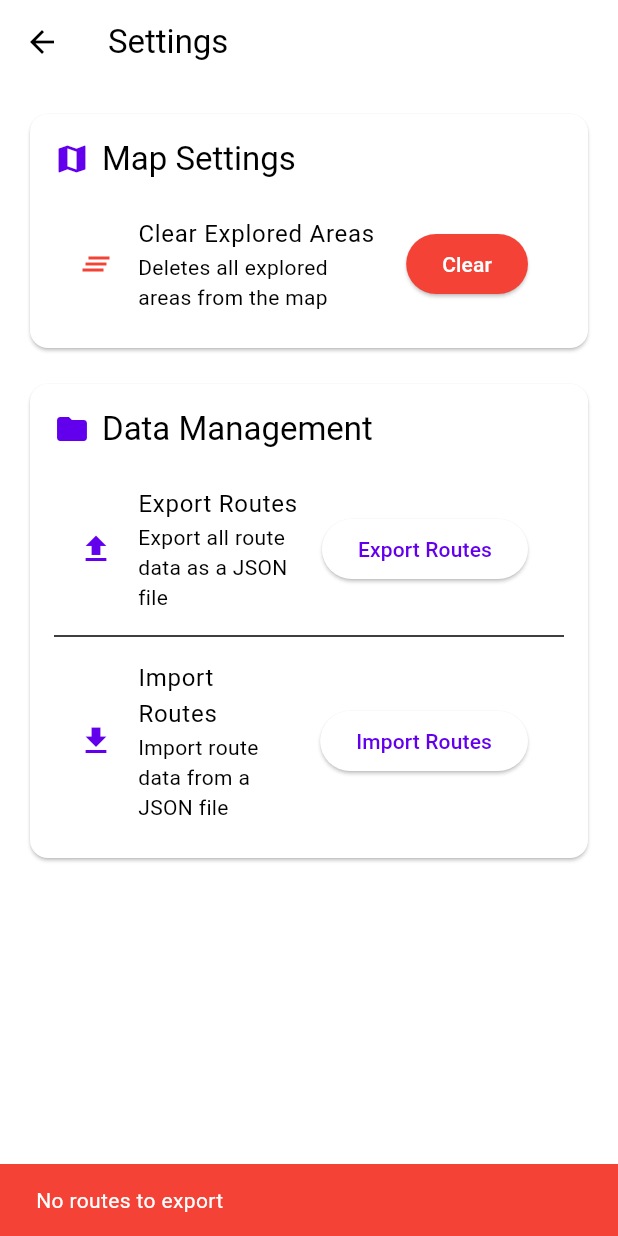
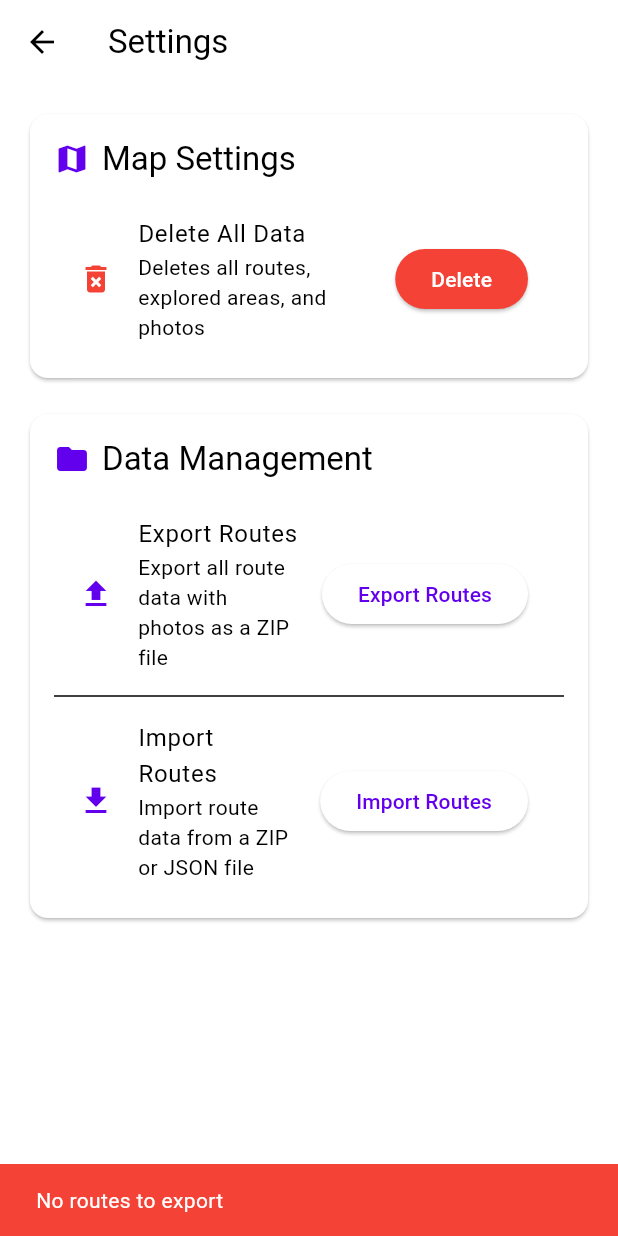
Before and after one commit to kargalar/world_fog, a Flutter app: the SettingsPage screen opened directly, after a tap on "Export Routes", on a phone screen of 412 x 824 dp. Run offline on Flutter 3.47's test engine with Material 3 defaults, Android fonts, the phone set to English and light mode, and no system bars; our stand-ins replace audioplayers, file_picker, fl_chart, flutter_local_notifications, geolocator, google_maps_flutter and 7 more; accounts and stored records are empty; statements that could not run were skipped.

Commit message:
import export with photo delete all

```diff
--- a/lib/pages/settings_page.dart
+++ b/lib/pages/settings_page.dart
@@ -1,9 +1,9 @@
 import 'package:flutter/material.dart';
 import 'package:flutter/services.dart';
-import 'package:shared_preferences/shared_preferences.dart';
 import '../utils/app_strings.dart';
 import '../utils/app_colors.dart';
 import '../services/route_service.dart';
+import '../services/storage_service.dart';
 // import '../viewmodels/auth_viewmodel.dart';
 
 class SettingsPage extends StatefulWidget {
@@ -155,29 +155,31 @@ class _SettingsPageState extends State<SettingsPage> {
     }
   }
 
-  Future<void> _clearExploredAreas() async {
+  Future<void> _deleteAllData() async {
     final confirmed = await showDialog<bool>(
       context: context,
       builder: (context) => AlertDialog(
-        title: const Text(AppStrings.clearExploredAreas),
-        content: const Text(AppStrings.confirmClearExploredAreas),
+        title: const Text(AppStrings.deleteAllData),
+        content: const Text(AppStrings.confirmDeleteAllData),
         actions: [
           TextButton(onPressed: () => Navigator.pop(context, false), child: const Text(AppStrings.cancel)),
           ElevatedButton(
             onPressed: () => Navigator.pop(context, true),
             style: ElevatedButton.styleFrom(backgroundColor: AppColors.red, foregroundColor: AppColors.white),
-            child: const Text(AppStrings.clear),
+            child: const Text(AppStrings.delete),
           ),
         ],
       ),
     );
 
     if (confirmed == true) {
-      final prefs = await SharedPreferences.getInstance();
-      await prefs.remove('explored_areas');
+      final storageService = StorageService();
+      await storageService.clearAllData();
       if (mounted) {
-        ScaffoldMessenger.of(context).showSnackBar(const SnackBar(content: Text(AppStrings.exploredAreasCleared), backgroundColor: AppColors.green));
+        ScaffoldMessenger.of(context).showSnackBar(const SnackBar(content: Text(AppStrings.allDataDeleted), backgroundColor: AppColors.green));
       }
+      // Uygulamayı kapat
+      SystemNavigator.pop();
     }
   }
 
@@ -229,13 +231,13 @@ class _SettingsPageState extends State<SettingsPage> {
                   ),
                   const SizedBox(height: 16),
                   ListTile(
-                    leading: const Icon(Icons.clear_all, color: AppColors.red),
-                    title: const Text(AppStrings.clearExploredAreas),
-                    subtitle: const Text(AppStrings.deleteAllExploredAreas),
+                    leading: const Icon(Icons.delete_forever, color: AppColors.red),
+                    title: const Text(AppStrings.deleteAllData),
+                    subtitle: const Text(AppStrings.deleteAllDataDescription),
                     trailing: ElevatedButton(
-                      onPressed: _clearExploredAreas,
+                      onPressed: _deleteAllData,
                       style: ElevatedButton.styleFrom(backgroundColor: AppColors.red, foregroundColor: AppColors.white),
-                      child: const Text(AppStrings.clear),
+                      child: const Text(AppStrings.delete),
                     ),
                   ),
                 ],
--- a/lib/services/route_service.dart
+++ b/lib/services/route_service.dart
@@ -4,6 +4,7 @@ import 'dart:io';
 import 'package:path_provider/path_provider.dart';
 import 'package:file_picker/file_picker.dart';
 import 'package:share_plus/share_plus.dart';
+import 'package:archive/archive.dart';
 import '../models/route_model.dart';
 
 class RouteService {
@@ -63,7 +64,7 @@ class RouteService {
     }
   }
 
-  /// Tüm rotaları JSON dosyası olarak dışa aktarır
+  /// Tüm rotaları ZIP dosyası olarak dışa aktarır (fotoğraflar dahil)
   static Future<String?> exportRoutes() async {
     try {
       final routes = await getSavedRoutes();
@@ -71,15 +72,66 @@ class RouteService {
         return null;
       }
 
-      final exportData = {'version': '1.0', 'exportDate': DateTime.now().toIso8601String(), 'routeCount': routes.length, 'routes': routes.map((route) => route.toJson()).toList()};
+      // Fotoğrafları topla ve yeniden adlandır
+      final Map<String, String> photoMapping = {}; // originalPath -> newName
+      int photoIndex = 0;
+
+      for (final route in routes) {
+        for (final waypoint in route.waypoints) {
+          if (waypoint.photoPath != null && waypoint.photoPath!.isNotEmpty) {
+            final file = File(waypoint.photoPath!);
+            if (await file.exists()) {
+              final extension = waypoint.photoPath!.split('.').last;
+              final newName = 'photos/photo_$photoIndex.$extension';
+              photoMapping[waypoint.photoPath!] = newName;
+              photoIndex++;
+            }
+          }
+        }
+      }
+
+      // Export verisi için rotaları hazırla (fotoğraf yollarını güncelle)
+      final exportRoutes = routes.map((route) {
+        final routeJson = route.toJson();
+        final updatedWaypoints = (routeJson['waypoints'] as List).map((w) {
+          final waypointMap = Map<String, dynamic>.from(w as Map<String, dynamic>);
+          if (waypointMap['photoPath'] != null && photoMapping.containsKey(waypointMap['photoPath'])) {
+            waypointMap['photoPath'] = photoMapping[waypointMap['photoPath']];
+          }
+          return waypointMap;
+        }).toList();
+        routeJson['waypoints'] = updatedWaypoints;
+        return routeJson;
+      }).toList();
+
+      final exportData = {'version': '1.1', 'exportDate': DateTime.now().toIso8601String(), 'routeCount': routes.length, 'photoCount': photoMapping.length, 'routes': exportRoutes};
 
       final jsonString = const JsonEncoder.withIndent('  ').convert(exportData);
+
+      // Archive oluştur
+      final archive = Archive();
+
+      // JSON dosyasını ekle
+      final jsonBytes = utf8.encode(jsonString);
+      archive.addFile(ArchiveFile('routes.json', jsonBytes.length, jsonBytes));
+
+      // Fotoğrafları ekle
+      for (final entry in photoMapping.entries) {
+        final file = File(entry.key);
+        if (await file.exists()) {
+          final bytes = await file.readAsBytes();
+          archive.addFile(ArchiveFile(entry.value, bytes.length, bytes));
+        }
+      }
+
+      // ZIP olarak encode et
+      final zipData = ZipEncoder().encode(archive);
 
       // Geçici dosya oluştur
       final directory = await getTemporaryDirectory();
       final timestamp = DateTime.now().millisecondsSinceEpoch;
-      final file = File('${directory.path}/worldfog_routes_$timestamp.json');
-      await file.writeAsString(jsonString);
+      final file = File('${directory.path}/worldfog_routes_$timestamp.zip');
+      await file.writeAsBytes(zipData);
 
       // Dosyayı paylaş
       await Share.shareXFiles([XFile(file.path)], subject: 'World Fog Routes Export');
@@ -90,18 +142,55 @@ class RouteService {
     }
   }
 
-  /// JSON dosyasından rotaları içe aktarır
+  /// ZIP veya JSON dosyasından rotaları içe aktarır
   static Future<ImportResult> importRoutes({bool replaceExisting = false}) async {
     try {
-      final result = await FilePicker.platform.pickFiles(type: FileType.custom, allowedExtensions: ['json']);
+      final result = await FilePicker.platform.pickFiles(type: FileType.custom, allowedExtensions: ['json', 'zip']);
 
       if (result == null || result.files.isEmpty) {
         return ImportResult(success: false, message: 'No file selected');
       }
 
-      final file = File(result.files.single.path!);
-      final jsonString = await file.readAsString();
-      final importData = jsonDecode(jsonString) as Map<String, dynamic>;
+      final filePath = result.files.single.path!;
+      final isZip = filePath.toLowerCase().endsWith('.zip');
+
+      Map<String, dynamic> importData;
+      Map<String, String> extractedPhotos = {}; // archivePath -> localPath
+
+      if (isZip) {
+        // ZIP dosyasını işle
+        final file = File(filePath);
+        final bytes = await file.readAsBytes();
+        final archive = ZipDecoder().decodeBytes(bytes);
+
+        // routes.json dosyasını bul
+        final jsonFile = archive.files.firstWhere((f) => f.name == 'routes.json', orElse: () => throw Exception('routes.json not found in archive'));
+
+        final jsonString = utf8.decode(jsonFile.content as List<int>);
+        importData = jsonDecode(jsonString) as Map<String, dynamic>;
+
+        // Fotoğrafları çıkar
+        final appDir = await getApplicationDocumentsDirectory();
+        final photosDir = Directory('${appDir.path}/imported_photos');
+        if (!await photosDir.exists()) {
+          await photosDir.create(recursive: true);
+        }
+
+        for (final archiveFile in archive.files) {
+          if (archiveFile.name.startsWith('photos/') && !archiveFile.isFile == false) {
+            final fileName = archiveFile.name.split('/').last;
+            final localPath = '${photosDir.path}/${DateTime.now().millisecondsSinceEpoch}_$fileName';
+            final outputFile = File(localPath);
+            await outputFile.writeAsBytes(archiveFile.content as List<int>);
+            extractedPhotos[archiveFile.name] = localPath;
+          }
+        }
+      } else {
+        // JSON dosyasını işle
+        final file = File(filePath);
+        final jsonString = await file.readAsString();
+        importData = jsonDecode(jsonString) as Map<String, dynamic>;
+      }
 
       // Versiyon kontrolü
       final version = importData['version'] as String?;
@@ -114,7 +203,23 @@ class RouteService {
         return ImportResult(success: false, message: 'No routes found in file');
       }
 
-      final importedRoutes = routesJson.map((json) => RouteModel.fromJson(json as Map<String, dynamic>)).toList();
+      // Fotoğraf yollarını güncelle
+      final updatedRoutesJson = routesJson.map((routeJson) {
+        final routeMap = Map<String, dynamic>.from(routeJson as Map<String, dynamic>);
+        if (routeMap['waypoints'] != null) {
+          final updatedWaypoints = (routeMap['waypoints'] as List).map((w) {
+            final waypointMap = Map<String, dynamic>.from(w as Map<String, dynamic>);
+            if (waypointMap['photoPath'] != null && extractedPhotos.containsKey(waypointMap['photoPath'])) {
+              waypointMap['photoPath'] = extractedPhotos[waypointMap['photoPath']];
+            }
+            return waypointMap;
+          }).toList();
+          routeMap['waypoints'] = updatedWaypoints;
+        }
+        return routeMap;
+      }).toList();
+
+      final importedRoutes = updatedRoutesJson.map((json) => RouteModel.fromJson(json)).toList();
 
       if (replaceExisting) {
         // Mevcut rotaları sil ve yenileri ekle
--- a/lib/utils/app_strings.dart
+++ b/lib/utils/app_strings.dart
@@ -94,10 +94,10 @@ class AppStrings {
   static const String exploredAreasVisibility = 'Visibility of Explored Areas';
   static const String exploredAreasVisibilityDescription = 'This setting determines how visible the explored areas are on the map. Lower values make the map appear clearer.';
   static const String mapSettings = 'Map Settings';
-  static const String clearExploredAreas = 'Clear Explored Areas';
-  static const String confirmClearExploredAreas = 'Are you sure you want to delete all explored areas? This action cannot be undone.';
-  static const String deleteAllExploredAreas = 'Deletes all explored areas from the map';
-  static const String exploredAreasCleared = 'Explored areas cleared';
+  static const String deleteAllData = 'Delete All Data';
+  static const String confirmDeleteAllData = 'Are you sure you want to delete all data including routes, explored areas, and photos? This action cannot be undone.';
+  static const String deleteAllDataDescription = 'Deletes all routes, explored areas, and photos';
+  static const String allDataDeleted = 'All data deleted';
   static const String appInfo = 'Application Information';
   static const String appNameLabel = 'Application Name';
   static const String versionLabel = 'Version';
@@ -178,9 +178,9 @@ class AppStrings {
   // Import/Export
   static const String dataManagement = 'Data Management';
   static const String exportRoutes = 'Export Routes';
-  static const String exportRoutesDescription = 'Export all route data as a JSON file';
+  static const String exportRoutesDescription = 'Export all route data with photos as a ZIP file';
   static const String importRoutes = 'Import Routes';
-  static const String importRoutesDescription = 'Import route data from a JSON file';
+  static const String importRoutesDescription = 'Import route data from a ZIP or JSON file';
   static const String exportSuccess = 'Routes exported successfully';
   static const String exportFailed = 'Export failed';
   static const String noRoutesToExport = 'No routes to export';
--- a/pubspec.yaml
+++ b/pubspec.yaml
@@ -27,6 +27,7 @@ dependencies:
   location: ^8.0.1
   file_picker: ^8.0.0+1
   share_plus: ^10.1.4
+  archive: ^4.0.7
 
 dev_dependencies:
   flutter_test:
```
Also changed, not shown: pubspec.lock, 1 other file.
